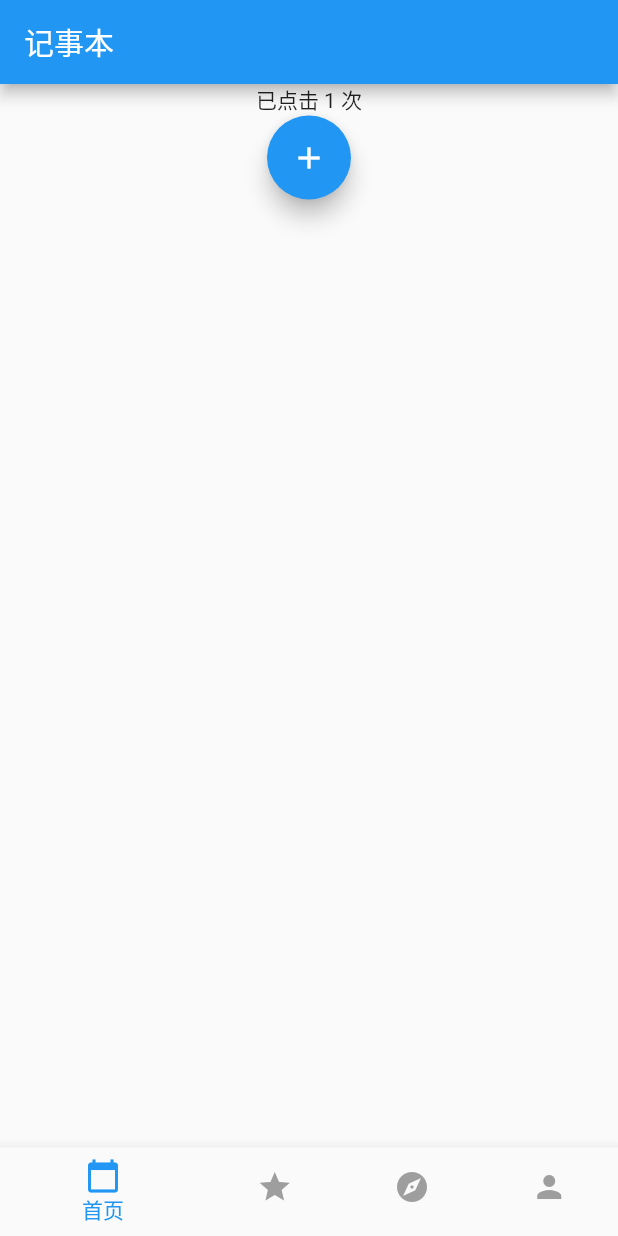
After one commit to skyinJune/todo_flutter, a Flutter app: the screen it shows after launch, after a tap on the "add" icon, on a phone screen of 412 x 824 dp. The commit adds this screen. Run offline on Flutter 3.47's test engine with Material 2 defaults, Android fonts, the phone set to English and light mode, and no system bars; our stand-ins replace flutter_swiper.

Commit message:
tabBar 使用swiper+完善逻辑

```diff
--- a/lib/main.dart
+++ b/lib/main.dart
@@ -1,5 +1,5 @@
 import 'package:flutter/material.dart';
-import 'package:todo_flutter/routes/tabBarNav/index.dart';
+import 'package:todo_flutter/routes/home/index.dart';
 
 void main() {
   runApp(MyApp());
@@ -14,7 +14,7 @@ class MyApp extends StatelessWidget {
         primarySwatch: Colors.blue,
         visualDensity: VisualDensity.adaptivePlatformDensity,
       ),
-      home: TabBarNav(),
+      home: HomePage(),
     );
   }
 }
--- a/lib/routes/home/index.dart
+++ b/lib/routes/home/index.dart
@@ -1,14 +1,69 @@
 import 'package:flutter/material.dart';
+import 'package:flutter_swiper/flutter_swiper.dart';
+import 'package:todo_flutter/routes/home/widgets/collectionTabBar.dart';
+import 'package:todo_flutter/routes/home/widgets/exploreTabBar.dart';
+import 'package:todo_flutter/routes/home/widgets/myTabBar.dart';
+import 'package:todo_flutter/routes/home/widgets/todoListTabBar.dart';
 
-class HomePage extends StatelessWidget {
+class HomePage extends StatefulWidget {
+  _HomePageState createState() => _HomePageState();
+}
+
+class _HomePageState extends State<HomePage> {
+  int _selectedIndex = 0;
+  final List<Map> _navPages = [
+    {'title': '记事本', 'content': TodoListTabBar()},
+    {'title': '收藏', 'content': CollectionTabBar()},
+    {'title': '发现', 'content': ExploreTabBar()},
+    {'title': '我的', 'content': MyTabBar()},
+  ];
+
+  final _swiperController = new SwiperController();
+
   @override
   Widget build(BuildContext context) {
     return Scaffold(
-        appBar: AppBar(
-          title: Text('首页'),
-        ),
-        body: Center(
-          child: Text('首页'),
-        ));
+      appBar: AppBar(
+        title: Text(_navPages[_selectedIndex]['title']),
+      ),
+      body: new Swiper(
+          itemCount: _navPages.length,
+          controller: _swiperController,
+          loop: false,
+          itemBuilder: (BuildContext context, int index) {
+            return _navPages[index]['content'];
+          },
+          onIndexChanged: onSwiperChange),
+      bottomNavigationBar: BottomNavigationBar(
+        items: [
+          BottomNavigationBarItem(
+              icon: Icon(Icons.calendar_today), label: '首页'),
+          BottomNavigationBarItem(icon: Icon(Icons.star), label: '收藏'),
+          BottomNavigationBarItem(icon: Icon(Icons.explore), label: '发现'),
+          BottomNavigationBarItem(icon: Icon(Icons.person), label: '我的')
+        ],
+        currentIndex: _selectedIndex,
+        selectedItemColor: Colors.blue,
+        unselectedItemColor: Colors.grey,
+        onTap: onItemTap,
+      ),
+    );
+  }
+
+  void onItemTap(int index) {
+    setState(() {
+      _selectedIndex = index;
+    });
+    moveTo(index);
+  }
+
+  void onSwiperChange(int index) {
+    setState(() {
+      _selectedIndex = index;
+    });
+  }
+
+  void moveTo(int index) {
+    _swiperController.move(index);
   }
 }
--- /dev/null
+++ b/lib/routes/home/widgets/collectionTabBar.dart
@@ -0,0 +1,10 @@
+import 'package:flutter/material.dart';
+
+class CollectionTabBar extends StatelessWidget {
+  @override
+  Widget build(BuildContext context) {
+    return Center(
+      child: Text('收藏'),
+    );
+  }
+}
--- /dev/null
+++ b/lib/routes/home/widgets/exploreTabBar.dart
@@ -0,0 +1,10 @@
+import 'package:flutter/material.dart';
+
+class ExploreTabBar extends StatelessWidget {
+  @override
+  Widget build(BuildContext context) {
+    return Center(
+      child: Text('发现'),
+    );
+  }
+}
--- /dev/null
+++ b/lib/routes/home/widgets/myTabBar.dart
@@ -0,0 +1,10 @@
+import 'package:flutter/material.dart';
+
+class MyTabBar extends StatelessWidget {
+  @override
+  Widget build(BuildContext context) {
+    return Center(
+      child: Text('我的'),
+    );
+  }
+}
--- /dev/null
+++ b/lib/routes/home/widgets/todoListTabBar.dart
@@ -0,0 +1,29 @@
+import 'package:flutter/material.dart';
+
+class TodoListTabBar extends StatefulWidget {
+  _TodoListTabBarState createState() => _TodoListTabBarState();
+}
+
+class _TodoListTabBarState extends State<TodoListTabBar> {
+  int _count = 0;
+  @override
+  Widget build(BuildContext context) {
+    return Scaffold(
+      body: Center(
+        child: Column(
+          children: [
+            Text('已点击 $_count 次'),
+            FloatingActionButton(
+              onPressed: () {
+                setState(() {
+                  _count++;
+                });
+              },
+              child: Icon(Icons.add),
+            )
+          ],
+        ),
+      ),
+    );
+  }
+}
--- a/pubspec.yaml
+++ b/pubspec.yaml
@@ -24,6 +24,7 @@ dependencies:
   flutter:
     sdk: flutter
 
+  flutter_swiper: ^1.1.6
 
   # The following adds the Cupertino Icons font to your application.
   # Use with the CupertinoIcons class for iOS style icons.
```
Also changed, not shown: lib/routes/collection/index.dart (deleted, +0 -15 lines), lib/routes/explore/index.dart (deleted, +0 -15 lines), lib/routes/my/index.dart (deleted, +0 -15 lines), lib/routes/tabBarNav/index.dart (deleted, +0 -46 lines), pubspec.lock.
